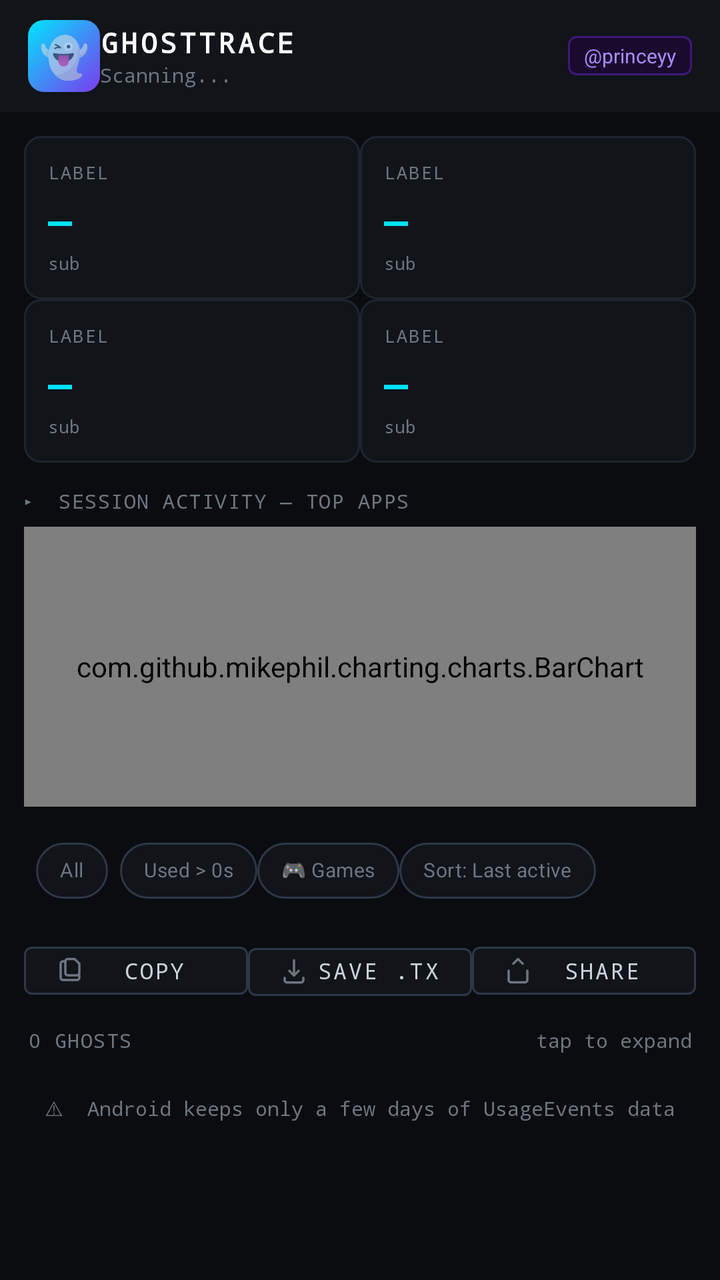
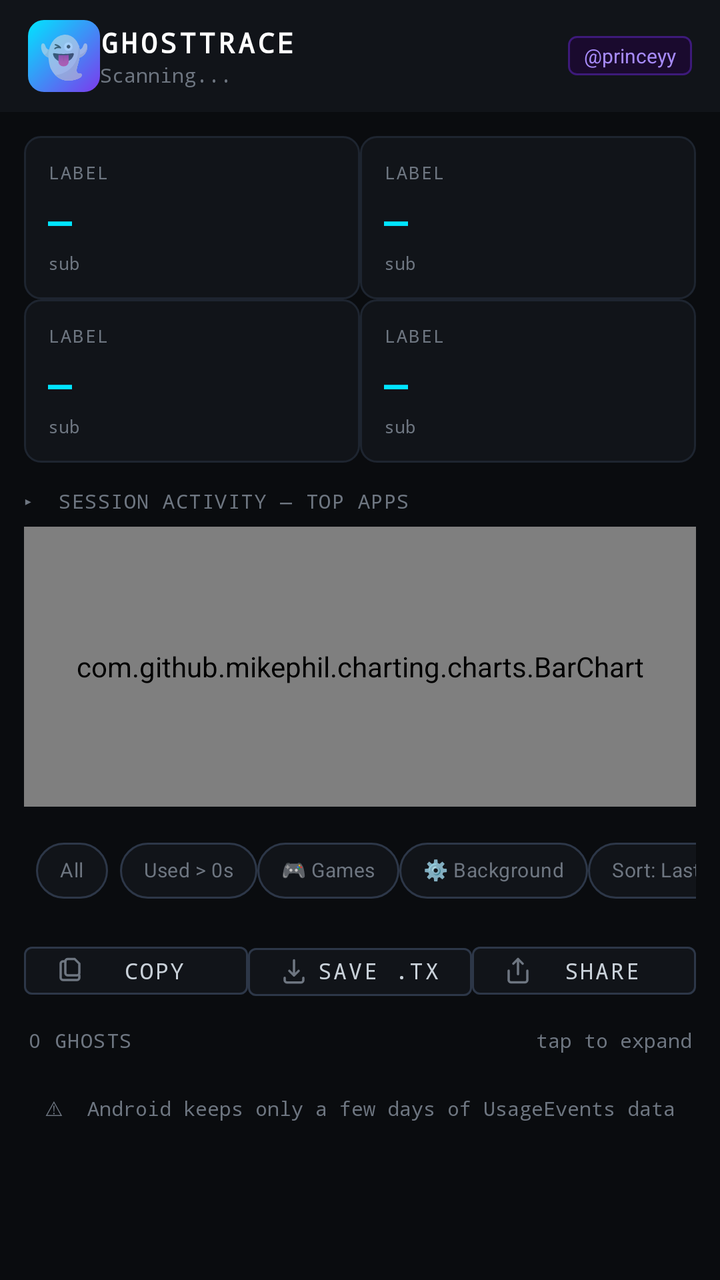

Screens rendered from an Android XML layout before and after an edit, with the pre-edit source and the edit as a unified diff.
<!-- AndroidManifest.xml: application theme Theme.GhostTrace -->
<!-- res/layout/activity_main.xml -->
<?xml version="1.0" encoding="utf-8"?>
<LinearLayout xmlns:android="http://schemas.android.com/apk/res/android"
    xmlns:app="http://schemas.android.com/apk/res-auto"
    xmlns:tools="http://schemas.android.com/tools"
    android:layout_width="match_parent"
    android:layout_height="match_parent"
    android:orientation="vertical"
    android:background="@color/bg_dark">

    
    <LinearLayout
        android:layout_width="match_parent"
        android:layout_height="56dp"
        android:orientation="horizontal"
        android:gravity="center_vertical"
        android:paddingHorizontal="14dp"
        android:background="@color/bg_card">

        <LinearLayout
            android:layout_width="0dp"
            android:layout_height="wrap_content"
            android:layout_weight="1"
            android:orientation="horizontal"
            android:gravity="center_vertical"
            android:gap="8dp">

            <TextView
                android:layout_width="36dp"
                android:layout_height="36dp"
                android:text="👻"
                android:textSize="20sp"
                android:gravity="center"
                android:background="@drawable/bg_brand_icon"/>

            <LinearLayout
                android:layout_width="wrap_content"
                android:layout_height="wrap_content"
                android:orientation="vertical">

                <TextView
                    android:layout_width="wrap_content"
                    android:layout_height="wrap_content"
                    android:text="GHOSTTRACE"
                    android:textSize="14sp"
                    android:textStyle="bold"
                    android:textColor="@color/white"
                    android:fontFamily="monospace"
                    android:letterSpacing="0.1"/>

                <TextView
                    android:id="@+id/tvScanStatus"
                    android:layout_width="wrap_content"
                    android:layout_height="wrap_content"
                    android:text="Scanning..."
                    android:textSize="10sp"
                    android:textColor="@color/muted"
                    android:fontFamily="monospace"/>
            </LinearLayout>
        </LinearLayout>

        <TextView
            android:layout_width="wrap_content"
            android:layout_height="wrap_content"
            android:text="@princeyy"
            android:textSize="10sp"
            android:textColor="@color/accent_purple"
            android:background="@drawable/bg_dev_tag"
            android:paddingHorizontal="8dp"
            android:paddingVertical="3dp"/>
    </LinearLayout>

    <androidx.core.widget.NestedScrollView
        android:layout_width="match_parent"
        android:layout_height="match_parent">

        <LinearLayout
            android:layout_width="match_parent"
            android:layout_height="wrap_content"
            android:orientation="vertical">

            
            <GridLayout
                android:layout_width="match_parent"
                android:layout_height="wrap_content"
                android:columnCount="2"
                android:padding="12dp"
                android:gap="8dp">

                
                <include layout="@layout/widget_stat_card"
                    android:id="@+id/statGhosts"
                    android:layout_width="0dp"
                    android:layout_height="wrap_content"
                    android:layout_columnWeight="1"/>

                
                <include layout="@layout/widget_stat_card"
                    android:id="@+id/statFg"
                    android:layout_width="0dp"
                    android:layout_height="wrap_content"
                    android:layout_columnWeight="1"/>

                
                <include layout="@layout/widget_stat_card"
                    android:id="@+id/statSessions"
                    android:layout_width="0dp"
                    android:layout_height="wrap_content"
                    android:layout_columnWeight="1"/>

                
                <include layout="@layout/widget_stat_card"
                    android:id="@+id/statWindow"
                    android:layout_width="0dp"
                    android:layout_height="wrap_content"
                    android:layout_columnWeight="1"/>
            </GridLayout>

            
            

            
            <LinearLayout
                android:layout_width="match_parent"
                android:layout_height="wrap_content"
                android:orientation="horizontal"
                android:visibility="gone">
                <TextView android:id="@+id/tvGhostCount" android:layout_width="wrap_content" android:layout_height="wrap_content"/>
                <TextView android:id="@+id/tvTotalFg" android:layout_width="wrap_content" android:layout_height="wrap_content"/>
                <TextView android:id="@+id/tvTopSessions" android:layout_width="wrap_content" android:layout_height="wrap_content"/>
                <TextView android:id="@+id/tvTopPkg" android:layout_width="wrap_content" android:layout_height="wrap_content"/>
                <TextView android:id="@+id/tvLogWindow" android:layout_width="wrap_content" android:layout_height="wrap_content"/>
            </LinearLayout>

            
            <LinearLayout
                android:layout_width="match_parent"
                android:layout_height="wrap_content"
                android:orientation="vertical"
                android:paddingHorizontal="12dp"
                android:paddingBottom="8dp">

                <TextView
                    android:layout_width="wrap_content"
                    android:layout_height="wrap_content"
                    android:text="▸  SESSION ACTIVITY — TOP APPS"
                    android:textSize="10sp"
                    android:textColor="@color/muted"
                    android:fontFamily="monospace"
                    android:letterSpacing="0.05"
                    android:layout_marginBottom="6dp"/>

                <com.github.mikephil.charting.charts.BarChart
                    android:id="@+id/barChart"
                    android:layout_width="match_parent"
                    android:layout_height="140dp"
                    android:background="@color/bg_card"
                    android:padding="8dp"/>
            </LinearLayout>

            
            <HorizontalScrollView
                android:layout_width="match_parent"
                android:layout_height="wrap_content"
                android:scrollbars="none"
                android:paddingHorizontal="12dp"
                android:paddingBottom="8dp">

                <LinearLayout
                    android:layout_width="wrap_content"
                    android:layout_height="wrap_content"
                    android:orientation="horizontal"
                    android:gap="6dp">

                    <com.google.android.material.chip.Chip
                        android:id="@+id/chipAll"
                        android:layout_width="wrap_content"
                        android:layout_height="wrap_content"
                        android:text="All"
                        android:checked="true"
                        style="@style/GhostChip"/>

                    <com.google.android.material.chip.Chip
                        android:id="@+id/chipUsed"
                        android:layout_width="wrap_content"
                        android:layout_height="wrap_content"
                        android:text="Used &gt; 0s"
                        style="@style/GhostChip"/>

                    <com.google.android.material.chip.Chip
                        android:id="@+id/chipGames"
                        android:layout_width="wrap_content"
                        android:layout_height="wrap_content"
                        android:text="🎮 Games"
                        style="@style/GhostChip"/>

                    <com.google.android.material.chip.Chip
                        android:id="@+id/chipSort"
                        android:layout_width="wrap_content"
                        android:layout_height="wrap_content"
                        android:text="Sort: Last active"
                        style="@style/GhostChip"/>
                </LinearLayout>
            </HorizontalScrollView>

            
            <LinearLayout
                android:layout_width="match_parent"
                android:layout_height="wrap_content"
                android:orientation="horizontal"
                android:paddingHorizontal="12dp"
                android:paddingBottom="10dp"
                android:gap="8dp">

                <com.google.android.material.button.MaterialButton
                    android:id="@+id/btnCopy"
                    android:layout_width="0dp"
                    android:layout_height="36dp"
                    android:layout_weight="1"
                    android:text="Copy"
                    android:textSize="11sp"
                    android:fontFamily="monospace"
                    style="@style/GhostOutlineButton"
                    app:icon="@drawable/ic_copy"
                    app:iconSize="14dp"/>

                <com.google.android.material.button.MaterialButton
                    android:id="@+id/btnSave"
                    android:layout_width="0dp"
                    android:layout_height="36dp"
                    android:layout_weight="1"
                    android:text="Save .TXT"
                    android:textSize="11sp"
                    android:fontFamily="monospace"
                    style="@style/GhostOutlineButton"
                    app:icon="@drawable/ic_download"
                    app:iconSize="14dp"/>

                <com.google.android.material.button.MaterialButton
                    android:id="@+id/btnShare"
                    android:layout_width="0dp"
                    android:layout_height="36dp"
                    android:layout_weight="1"
                    android:text="Share"
                    android:textSize="11sp"
                    android:fontFamily="monospace"
                    style="@style/GhostOutlineButton"
                    app:icon="@drawable/ic_share"
                    app:iconSize="14dp"/>
            </LinearLayout>

            
            <LinearLayout
                android:layout_width="match_parent"
                android:layout_height="wrap_content"
                android:orientation="horizontal"
                android:paddingHorizontal="14dp"
                android:paddingBottom="6dp"
                android:gravity="center_vertical">

                <TextView
                    android:id="@+id/tvListCount"
                    android:layout_width="0dp"
                    android:layout_height="wrap_content"
                    android:layout_weight="1"
                    android:text="0 ghosts"
                    android:textSize="10sp"
                    android:textColor="@color/muted"
                    android:fontFamily="monospace"
                    android:letterSpacing="0.05"
                    android:textAllCaps="true"/>

                <TextView
                    android:layout_width="wrap_content"
                    android:layout_height="wrap_content"
                    android:text="tap to expand"
                    android:textSize="10sp"
                    android:textColor="@color/muted"
                    android:fontFamily="monospace"/>
            </LinearLayout>

            
            <androidx.recyclerview.widget.RecyclerView
                android:id="@+id/rvApps"
                android:layout_width="match_parent"
                android:layout_height="wrap_content"
                android:paddingHorizontal="12dp"
                android:nestedScrollingEnabled="false"
                tools:listitem="@layout/item_app"/>

            
            <TextView
                android:layout_width="match_parent"
                android:layout_height="wrap_content"
                android:text="⚠  Android keeps only a few days of UsageEvents data"
                android:textSize="10sp"
                android:textColor="@color/muted"
                android:fontFamily="monospace"
                android:padding="14dp"
                android:gravity="center"/>

        </LinearLayout>
    </androidx.core.widget.NestedScrollView>

</LinearLayout>
<!-- res/layout/widget_stat_card.xml (included above) -->
<?xml version="1.0" encoding="utf-8"?>
<LinearLayout xmlns:android="http://schemas.android.com/apk/res/android"
    android:layout_width="match_parent"
    android:layout_height="wrap_content"
    android:orientation="vertical"
    android:background="@drawable/bg_stat_card"
    android:padding="12dp">

    <TextView
        android:id="@+id/tvStatLabel"
        android:layout_width="wrap_content"
        android:layout_height="wrap_content"
        android:text="LABEL"
        android:textSize="9sp"
        android:textColor="@color/muted"
        android:fontFamily="monospace"
        android:letterSpacing="0.08"
        android:layout_marginBottom="4dp"/>

    <TextView
        android:id="@+id/tvStatValue"
        android:layout_width="wrap_content"
        android:layout_height="wrap_content"
        android:text="—"
        android:textSize="20sp"
        android:textStyle="bold"
        android:textColor="@color/accent_cyan"
        android:fontFamily="monospace"/>

    <TextView
        android:id="@+id/tvStatSub"
        android:layout_width="wrap_content"
        android:layout_height="wrap_content"
        android:text="sub"
        android:textSize="9sp"
        android:textColor="@color/muted"
        android:fontFamily="monospace"
        android:layout_marginTop="2dp"/>
</LinearLayout>
<!-- res/layout/item_app.xml (included above) -->
<?xml version="1.0" encoding="utf-8"?>
<LinearLayout xmlns:android="http://schemas.android.com/apk/res/android"
    android:layout_width="match_parent"
    android:layout_height="wrap_content"
    android:orientation="vertical"
    android:background="@drawable/bg_app_card"
    android:padding="12dp"
    android:layout_marginBottom="8dp">

    
    <LinearLayout
        android:layout_width="match_parent"
        android:layout_height="wrap_content"
        android:orientation="horizontal"
        android:gravity="center_vertical"
        android:layout_marginBottom="2dp">

        <LinearLayout
            android:layout_width="0dp"
            android:layout_height="wrap_content"
            android:layout_weight="1"
            android:orientation="vertical">

            <TextView
                android:id="@+id/tvAppLabel"
                android:layout_width="wrap_content"
                android:layout_height="wrap_content"
                android:textSize="13sp"
                android:textStyle="bold"
                android:textColor="@color/white"
                android:fontFamily="monospace"/>

            <TextView
                android:id="@+id/tvPkgName"
                android:layout_width="wrap_content"
                android:layout_height="wrap_content"
                android:textSize="10sp"
                android:textColor="@color/accent_cyan"
                android:fontFamily="monospace"
                android:ellipsize="end"
                android:maxLines="1"/>
        </LinearLayout>

        <TextView
            android:id="@+id/badgeGame"
            android:layout_width="wrap_content"
            android:layout_height="wrap_content"
            android:text="GAME"
            android:textSize="9sp"
            android:textColor="@color/accent_green"
            android:background="@drawable/bg_badge_game"
            android:paddingHorizontal="6dp"
            android:paddingVertical="2dp"
            android:fontFamily="monospace"
            android:layout_marginEnd="4dp"
            android:visibility="gone"/>

        <TextView
            android:id="@+id/badgeSys"
            android:layout_width="wrap_content"
            android:layout_height="wrap_content"
            android:text="SYS"
            android:textSize="9sp"
            android:textColor="@color/accent_purple"
            android:background="@drawable/bg_badge_sys"
            android:paddingHorizontal="6dp"
            android:paddingVertical="2dp"
            android:fontFamily="monospace"
            android:layout_marginEnd="4dp"
            android:visibility="gone"/>

        <ImageView
            android:id="@+id/ivChevron"
            android:layout_width="16dp"
            android:layout_height="16dp"
            android:src="@drawable/ic_chevron_down"
            android:tint="@color/muted"/>
    </LinearLayout>

    
    <LinearLayout
        android:layout_width="match_parent"
        android:layout_height="wrap_content"
        android:orientation="horizontal"
        android:layout_marginBottom="6dp"
        android:gap="16dp">

        <TextView
            android:id="@+id/tvFgTime"
            android:layout_width="wrap_content"
            android:layout_height="wrap_content"
            android:textSize="11sp"
            android:textColor="@color/muted"
            android:fontFamily="monospace"/>

        <TextView
            android:id="@+id/tvSessions"
            android:layout_width="wrap_content"
            android:layout_height="wrap_content"
            android:textSize="11sp"
            android:textColor="@color/muted"
            android:fontFamily="monospace"/>
    </LinearLayout>

    
    <FrameLayout
        android:id="@+id/fgBarBg"
        android:layout_width="match_parent"
        android:layout_height="3dp"
        android:background="@color/border"
        android:layout_marginBottom="0dp">

        <View
            android:id="@+id/fgBarFill"
            android:layout_width="0dp"
            android:layout_height="3dp"
            android:background="@drawable/bg_fg_bar"/>
    </FrameLayout>

    
    <LinearLayout
        android:id="@+id/detailSection"
        android:layout_width="match_parent"
        android:layout_height="wrap_content"
        android:orientation="vertical"
        android:visibility="gone"
        android:layout_marginTop="10dp"
        android:paddingTop="10dp">

        
        <View
            android:layout_width="match_parent"
            android:layout_height="1dp"
            android:background="@color/border"
            android:layout_marginBottom="8dp"/>

        
        <LinearLayout
            android:layout_width="match_parent"
            android:layout_height="wrap_content"
            android:orientation="horizontal"
            android:layout_marginBottom="3dp">
            <TextView android:layout_width="90dp" android:layout_height="wrap_content"
                android:text="first seen" android:textSize="10sp" android:textColor="@color/muted" android:fontFamily="monospace"/>
            <TextView android:id="@+id/tvDetailFirst" android:layout_width="wrap_content" android:layout_height="wrap_content"
                android:textSize="10sp" android:textColor="@color/text_primary" android:fontFamily="monospace"/>
        </LinearLayout>

        <LinearLayout
            android:layout_width="match_parent"
            android:layout_height="wrap_content"
            android:orientation="horizontal"
            android:layout_marginBottom="3dp">
            <TextView android:layout_width="90dp" android:layout_height="wrap_content"
                android:text="last active" android:textSize="10sp" android:textColor="@color/muted" android:fontFamily="monospace"/>
            <TextView android:id="@+id/tvDetailLast" android:layout_width="wrap_content" android:layout_height="wrap_content"
                android:textSize="10sp" android:textColor="@color/text_primary" android:fontFamily="monospace"/>
        </LinearLayout>

        <LinearLayout
            android:layout_width="match_parent"
            android:layout_height="wrap_content"
            android:orientation="horizontal"
            android:layout_marginBottom="3dp">
            <TextView android:layout_width="90dp" android:layout_height="wrap_content"
                android:text="fg time" android:textSize="10sp" android:textColor="@color/muted" android:fontFamily="monospace"/>
            <TextView android:id="@+id/tvDetailFg" android:layout_width="wrap_content" android:layout_height="wrap_content"
                android:textSize="10sp" android:textColor="@color/accent_cyan" android:fontFamily="monospace"/>
        </LinearLayout>

        <LinearLayout
            android:layout_width="match_parent"
            android:layout_height="wrap_content"
            android:orientation="horizontal"
            android:layout_marginBottom="8dp">
            <TextView android:layout_width="90dp" android:layout_height="wrap_content"
                android:text="sessions" android:textSize="10sp" android:textColor="@color/muted" android:fontFamily="monospace"/>
            <TextView android:id="@+id/tvDetailSessions" android:layout_width="wrap_content" android:layout_height="wrap_content"
                android:textSize="10sp" android:textColor="@color/text_primary" android:fontFamily="monospace"/>
        </LinearLayout>

        
        <TextView
            android:layout_width="wrap_content"
            android:layout_height="wrap_content"
            android:text="DAILY SESSIONS"
            android:textSize="9sp"
            android:textColor="@color/muted"
            android:fontFamily="monospace"
            android:letterSpacing="0.1"
            android:layout_marginBottom="6dp"/>

        <LinearLayout
            android:id="@+id/timelineContainer"
            android:layout_width="match_parent"
            android:layout_height="wrap_content"
            android:orientation="vertical"
            android:gap="4dp"/>

    </LinearLayout>

</LinearLayout>
<!-- resources referenced by this layout -->
<resources>
  <color name="accent_cyan">#00E5FF</color>
  <color name="accent_green">#00E676</color>
  <color name="accent_purple">#A78BFA</color>
  <color name="bg_card">#111419</color>
  <color name="bg_dark">#0A0C0F</color>
  <color name="border">#1E2530</color>
  <color name="muted">#6E7681</color>
  <color name="text_primary">#C9D1D9</color>
  <color name="white">#FFFFFF</color>
  <!-- drawable bg_app_card (drawable) -->
  <?xml version="1.0" encoding="utf-8"?>
  <shape xmlns:android="http://schemas.android.com/apk/res/android">
      <solid android:color="@color/bg_card"/>
      <stroke android:width="1dp" android:color="@color/border"/>
      <corners android:radius="8dp"/>
  </shape>
  <!-- drawable bg_badge_game (drawable) -->
  <?xml version="1.0" encoding="utf-8"?>
  <shape xmlns:android="http://schemas.android.com/apk/res/android">
      <solid android:color="#1A2A0A"/>
      <stroke android:width="1dp" android:color="#2A4A1A"/>
      <corners android:radius="3dp"/>
  </shape>
  <!-- drawable bg_badge_sys (drawable) -->
  <?xml version="1.0" encoding="utf-8"?>
  <shape xmlns:android="http://schemas.android.com/apk/res/android">
      <solid android:color="#1A1A2A"/>
      <stroke android:width="1dp" android:color="#2A2A4A"/>
      <corners android:radius="3dp"/>
  </shape>
  <!-- drawable bg_brand_icon (drawable) -->
  <?xml version="1.0" encoding="utf-8"?>
  <shape xmlns:android="http://schemas.android.com/apk/res/android">
      <gradient android:startColor="#7C3AED" android:endColor="#00E5FF" android:angle="135"/>
      <corners android:radius="8dp"/>
  </shape>
  <!-- drawable bg_dev_tag (drawable) -->
  <?xml version="1.0" encoding="utf-8"?>
  <shape xmlns:android="http://schemas.android.com/apk/res/android">
      <solid android:color="#1A0A2E"/>
      <stroke android:width="1dp" android:color="#3D1A7A"/>
      <corners android:radius="4dp"/>
  </shape>
  <!-- drawable bg_fg_bar (drawable) -->
  <?xml version="1.0" encoding="utf-8"?>
  <shape xmlns:android="http://schemas.android.com/apk/res/android">
      <solid android:color="#00E5FF"/>
      <corners android:radius="2dp"/>
  </shape>
  <!-- drawable bg_stat_card (drawable) -->
  <?xml version="1.0" encoding="utf-8"?>
  <shape xmlns:android="http://schemas.android.com/apk/res/android">
      <solid android:color="@color/bg_card"/>
      <stroke android:width="1dp" android:color="@color/border"/>
      <corners android:radius="8dp"/>
  </shape>
  <!-- drawable ic_chevron_down (drawable) -->
  <?xml version="1.0" encoding="utf-8"?>
  <vector xmlns:android="http://schemas.android.com/apk/res/android"
      android:width="16dp" android:height="16dp" android:viewportWidth="24" android:viewportHeight="24">
      <path android:fillColor="#00000000" android:strokeColor="#6E7681"
          android:strokeWidth="2" android:strokeLineCap="round" android:strokeLineJoin="round"
          android:pathData="M6,9l6,6l6,-6"/>
  </vector>
  <!-- drawable ic_share (drawable) -->
  <?xml version="1.0" encoding="utf-8"?>
  <vector xmlns:android="http://schemas.android.com/apk/res/android"
      android:width="16dp" android:height="16dp" android:viewportWidth="24" android:viewportHeight="24">
      <path android:fillColor="#00000000" android:strokeColor="#C9D1D9"
          android:strokeWidth="2" android:strokeLineCap="round" android:strokeLineJoin="round"
          android:pathData="M4,12v8a2,2 0,0 0,2 2H18a2,2 0,0 0,2 -2V12"/>
      <path android:fillColor="#00000000" android:strokeColor="#C9D1D9"
          android:strokeWidth="2" android:strokeLineCap="round" android:strokeLineJoin="round"
          android:pathData="M16,6l-4,-4l-4,4"/>
      <line android:strokeColor="#C9D1D9" android:strokeWidth="2"
          android:strokeLineCap="round" android:x1="12" android:y1="2" android:x2="12" android:y2="15"/>
  </vector>
  <color name="border_strong">#2D3748</color>
  <!-- unchanged entries left out for length: 5 -->
</resources>

<!-- the commit's change to res/layout/activity_main.xml (unified diff, before → after) -->
@@ -21,8 +21,7 @@
             android:layout_height="wrap_content"
             android:layout_weight="1"
             android:orientation="horizontal"
-            android:gravity="center_vertical"
-            android:gap="8dp">
+            android:gravity="center_vertical">
 
             <TextView
                 android:layout_width="36dp"
@@ -83,8 +82,7 @@
                 android:layout_width="match_parent"
                 android:layout_height="wrap_content"
                 android:columnCount="2"
-                android:padding="12dp"
-                android:gap="8dp">
+                android:padding="12dp">
 
                 
                 <include layout="@layout/widget_stat_card"
@@ -168,8 +166,7 @@
                 <LinearLayout
                     android:layout_width="wrap_content"
                     android:layout_height="wrap_content"
-                    android:orientation="horizontal"
-                    android:gap="6dp">
+                    android:orientation="horizontal">
 
                     <com.google.android.material.chip.Chip
                         android:id="@+id/chipAll"
@@ -191,6 +188,13 @@
                         android:layout_width="wrap_content"
                         android:layout_height="wrap_content"
                         android:text="🎮 Games"
+                        style="@style/GhostChip"/>
+
+                    <com.google.android.material.chip.Chip
+                        android:id="@+id/chipBg"
+                        android:layout_width="wrap_content"
+                        android:layout_height="wrap_content"
+                        android:text="⚙️ Background"
                         style="@style/GhostChip"/>
 
                     <com.google.android.material.chip.Chip
@@ -208,8 +212,7 @@
                 android:layout_height="wrap_content"
                 android:orientation="horizontal"
                 android:paddingHorizontal="12dp"
-                android:paddingBottom="10dp"
-                android:gap="8dp">
+                android:paddingBottom="10dp">
 
                 <com.google.android.material.button.MaterialButton
                     android:id="@+id/btnCopy"
@@ -427,8 +430,7 @@
         android:layout_width="match_parent"
         android:layout_height="wrap_content"
         android:orientation="horizontal"
-        android:layout_marginBottom="6dp"
-        android:gap="16dp">
+        android:layout_marginBottom="6dp">
 
         <TextView
             android:id="@+id/tvFgTime"
@@ -539,8 +541,7 @@
             android:id="@+id/timelineContainer"
             android:layout_width="match_parent"
             android:layout_height="wrap_content"
-            android:orientation="vertical"
-            android:gap="4dp"/>
+            android:orientation="vertical"/>
 
     </LinearLayout>
 
<!-- resource entries referenced after the edit -->
@@ -74,8 +74,9 @@
       <path android:fillColor="#00000000" android:strokeColor="#C9D1D9"
           android:strokeWidth="2" android:strokeLineCap="round" android:strokeLineJoin="round"
           android:pathData="M16,6l-4,-4l-4,4"/>
-      <line android:strokeColor="#C9D1D9" android:strokeWidth="2"
-          android:strokeLineCap="round" android:x1="12" android:y1="2" android:x2="12" android:y2="15"/>
+      <path android:fillColor="#00000000" android:strokeColor="#C9D1D9"
+          android:strokeWidth="2" android:strokeLineCap="round"
+          android:pathData="M12,2L12,15"/>
   </vector>
   <color name="border_strong">#2D3748</color>
   <!-- unchanged entries left out for length: 5 -->
